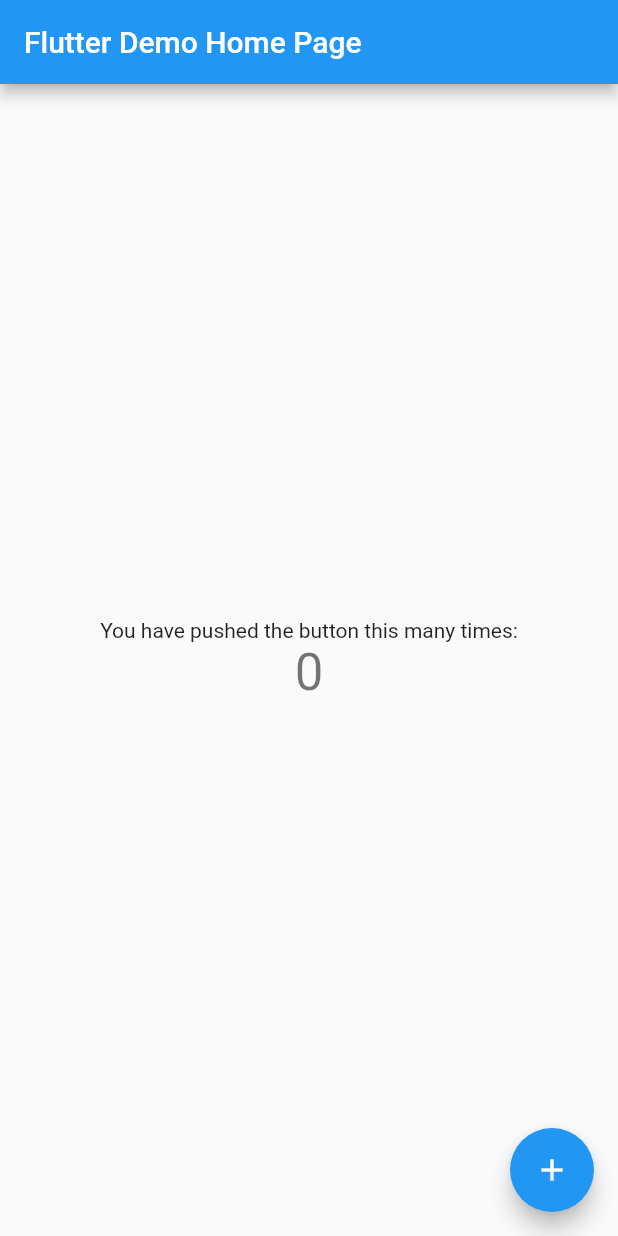
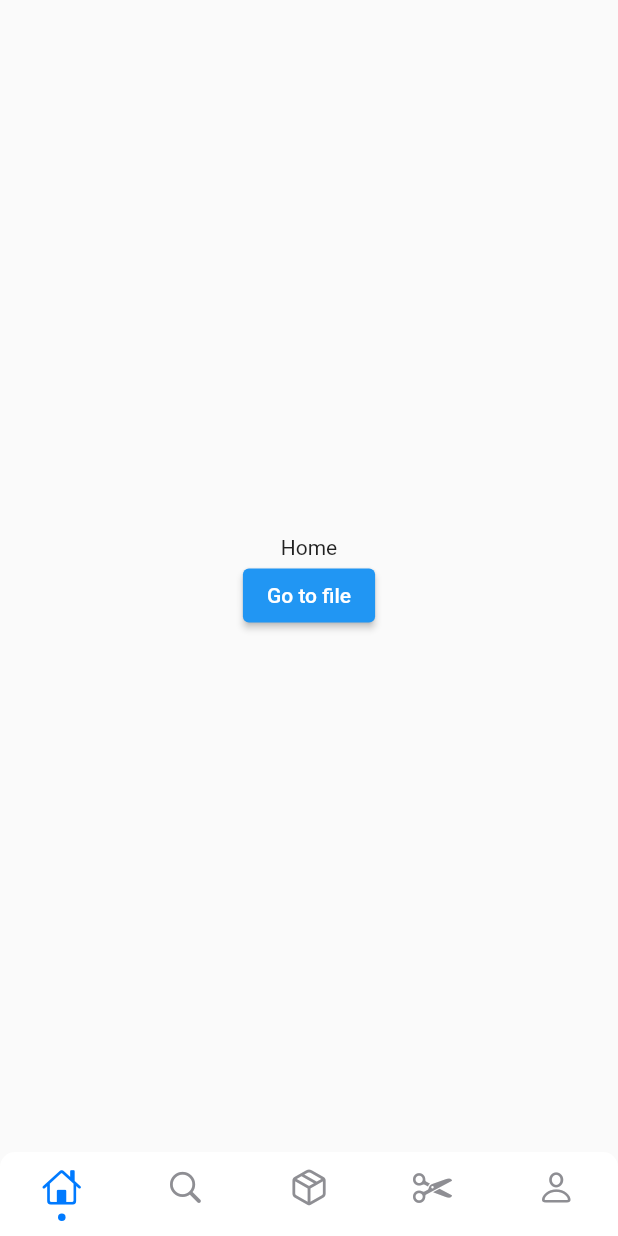
Before and after one commit to MuhammadAhmadAk/testRepo, a Flutter app: the screen it shows after launch, on a phone screen of 412 x 824 dp. Run offline on Flutter 3.47's test engine with Material 2 defaults, Android fonts, the phone set to English and light mode, and no system bars; drawn by our look-alikes of persistent_bottom_nav_bar_v2.

```diff
--- /dev/null
+++ b/lib/home.dart
@@ -0,0 +1,30 @@
+import 'package:flutter/material.dart';
+
+class HomeScreen extends StatefulWidget {
+  const HomeScreen({super.key});
+
+  @override
+  State<HomeScreen> createState() => _HomeScreenState();
+}
+
+class _HomeScreenState extends State<HomeScreen> {
+  @override
+  Widget build(BuildContext context) {
+    return Scaffold(
+      body: SafeArea(
+          child: Center(
+        child: Column(
+          mainAxisAlignment: MainAxisAlignment.center,
+          children: [
+            Text("Home"),
+            ElevatedButton(
+                onPressed: () {
+                  Navigator.pushNamed(context, '/files');
+                },
+                child: Text("Go to file"))
+          ],
+        ),
+      )),
+    );
+  }
+}
--- a/lib/main.dart
+++ b/lib/main.dart
@@ -1,4 +1,5 @@
 import 'package:flutter/material.dart';
+import 'package:testapp/navbar.dart';
 
 void main() {
   runApp(const MyApp());
@@ -24,92 +25,7 @@ class MyApp extends StatelessWidget {
         // is not restarted.
         primarySwatch: Colors.blue,
       ),
-      home: const MyHomePage(title: 'Flutter Demo Home Page'),
+      home: const NavbarScreen(),
     );
   }
 }
-
-class MyHomePage extends StatefulWidget {
-  const MyHomePage({super.key, required this.title});
-
-  // This widget is the home page of your application. It is stateful, meaning
-  // that it has a State object (defined below) that contains fields that affect
-  // how it looks.
-
-  // This class is the configuration for the state. It holds the values (in this
-  // case the title) provided by the parent (in this case the App widget) and
-  // used by the build method of the State. Fields in a Widget subclass are
-  // always marked "final".
-
-  final String title;
-
-  @override
-  State<MyHomePage> createState() => _MyHomePageState();
-}
-
-class _MyHomePageState extends State<MyHomePage> {
-  int _counter = 0;
-
-  void _incrementCounter() {
-    setState(() {
-      // This call to setState tells the Flutter framework that something has
-      // changed in this State, which causes it to rerun the build method below
-      // so that the display can reflect the updated values. If we changed
-      // _counter without calling setState(), then the build method would not be
-      // called again, and so nothing would appear to happen.
-      _counter++;
-    });
-  }
-
-  @override
-  Widget build(BuildContext context) {
-    // This method is rerun every time setState is called, for instance as done
-    // by the _incrementCounter method above.
-    //
-    // The Flutter framework has been optimized to make rerunning build methods
-    // fast, so that you can just rebuild anything that needs updating rather
-    // than having to individually change instances of widgets.
-    return Scaffold(
-      appBar: AppBar(
-        // Here we take the value from the MyHomePage object that was created by
-        // the App.build method, and use it to set our appbar title.
-        title: Text(widget.title),
-      ),
-      body: Center(
-        // Center is a layout widget. It takes a single child and positions it
-        // in the middle of the parent.
-        child: Column(
-          // Column is also a layout widget. It takes a list of children and
-          // arranges them vertically. By default, it sizes itself to fit its
-          // children horizontally, and tries to be as tall as its parent.
-          //
-          // Invoke "debug painting" (press "p" in the console, choose the
-          // "Toggle Debug Paint" action from the Flutter Inspector in Android
-          // Studio, or the "Toggle Debug Paint" command in Visual Studio Code)
-          // to see the wireframe for each widget.
-          //
-          // Column has various properties to control how it sizes itself and
-          // how it positions its children. Here we use mainAxisAlignment to
-          // center the children vertically; the main axis here is the vertical
-          // axis because Columns are vertical (the cross axis would be
-          // horizontal).
-          mainAxisAlignment: MainAxisAlignment.center,
-          children: <Widget>[
-            const Text(
-              'You have pushed the button this many times:',
-            ),
-            Text(
-              '$_counter',
-              style: Theme.of(context).textTheme.headlineMedium,
-            ),
-          ],
-        ),
-      ),
-      floatingActionButton: FloatingActionButton(
-        onPressed: _incrementCounter,
-        tooltip: 'Increment',
-        child: const Icon(Icons.add),
-      ), // This trailing comma makes auto-formatting nicer for build methods.
-    );
-  }
-}
--- /dev/null
+++ b/lib/navbar.dart
@@ -0,0 +1,132 @@
+// ignore_for_file: prefer_final_fields
+
+import 'package:flutter/cupertino.dart';
+import 'package:flutter/material.dart';
+import 'package:persistent_bottom_nav_bar_v2/persistent-tab-view.dart';
+import 'package:testapp/account.dart';
+import 'package:testapp/files.dart';
+import 'package:testapp/home.dart';
+import 'package:testapp/key.dart';
+import 'package:testapp/routes.dart';
+import 'package:testapp/search.dart';
+import 'package:testapp/wallet.dart';
+
+class NavbarScreen extends StatefulWidget {
+  const NavbarScreen({super.key});
+
+  @override
+  State<NavbarScreen> createState() => _NavbarScreenState();
+}
+
+class _NavbarScreenState extends State<NavbarScreen> {
+  PersistentTabController _controller =
+      PersistentTabController(initialIndex: 0);
+  @override
+  Widget build(BuildContext context) {
+    return PersistentTabView(
+      context,
+      controller: _controller,
+      screens: _buildScreens(),
+      items: _navBarsItems(),
+      confineInSafeArea: true,
+      backgroundColor: Colors.white, // Default is Colors.white.
+      handleAndroidBackButtonPress: true, // Default is true.
+      resizeToAvoidBottomInset:
+          true, // This needs to be true if you want to move up the screen when keyboard appears. Default is true.
+      stateManagement: true, // Default is true.
+      hideNavigationBarWhenKeyboardShows:
+          true, // Recommended to set 'resizeToAvoidBottomInset' as true while using this argument. Default is true.
+      decoration: NavBarDecoration(
+        borderRadius: BorderRadius.circular(10.0),
+        colorBehindNavBar: Colors.white,
+      ),
+      popAllScreensOnTapOfSelectedTab: true,
+      popActionScreens: PopActionScreensType.all,
+      itemAnimationProperties: ItemAnimationProperties(
+        // Navigation Bar's items animation properties.
+        duration: Duration(milliseconds: 200),
+        curve: Curves.ease,
+      ),
+      screenTransitionAnimation: ScreenTransitionAnimation(
+        // Screen transition animation on change of selected tab.
+        animateTabTransition: true,
+        curve: Curves.ease,
+        duration: Duration(milliseconds: 200),
+      ),
+      navBarStyle:
+          NavBarStyle.style13, // Choose the nav bar style with this property.
+    );
+  }
+
+  List<GlobalKey<NavigatorState>> navigatorKeys = [
+    GlobalKey<NavigatorState>(),
+    GlobalKey<NavigatorState>(),
+    GlobalKey<NavigatorState>(),
+    GlobalKey<NavigatorState>(),
+    GlobalKey<NavigatorState>(),
+  ];
+  List<Widget> _buildScreens() {
+    return [
+      Navigator(
+        key: navigatorKeys[0],
+        onGenerateRoute: Routes.generateRoute,
+        initialRoute: '/home',
+      ),
+      Navigator(
+        key: navigatorKeys[1],
+        onGenerateRoute: Routes.generateRoute,
+        initialRoute: '/search',
+      ),
+      Navigator(
+        key: navigatorKeys[2],
+        onGenerateRoute: Routes.generateRoute,
+        initialRoute: '/wallet',
+      ),
+      Navigator(
+        key: navigatorKeys[3],
+        onGenerateRoute: Routes.generateRoute,
+        initialRoute: '/key',
+      ),
+      Navigator(
+        key: navigatorKeys[4],
+        onGenerateRoute: Routes.generateRoute,
+        initialRoute: '/account',
+      ),
+    ];
+  }
+
+  List<PersistentBottomNavBarItem> _navBarsItems() {
+    return [
+      PersistentBottomNavBarItem(
+        icon: Icon(CupertinoIcons.home),
+        title: "Home",
+        activeColorPrimary: CupertinoColors.activeBlue,
+        inactiveColorPrimary: CupertinoColors.systemGrey,
+      ),
+      PersistentBottomNavBarItem(
+        icon: Icon(CupertinoIcons.search),
+        title: "Search",
+        activeColorPrimary: CupertinoColors.activeBlue,
+        inactiveColorPrimary: CupertinoColors.systemGrey,
+      ),
+      PersistentBottomNavBarItem(
+        icon: Icon(CupertinoIcons.cube_box),
+        title: "Wallet",
+        activeColorPrimary: CupertinoColors.activeBlue,
+        inactiveColorPrimary: CupertinoColors.systemGrey,
+      ),
+      PersistentBottomNavBarItem(
+        icon: Icon(CupertinoIcons.scissors),
+        title: "Key",
+        activeColorPrimary: CupertinoColors.activeBlue,
+        inactiveColorPrimary: CupertinoColors.systemGrey,
+      ),
+      PersistentBottomNavBarItem(
+        icon: Icon(CupertinoIcons.person),
+        title: "Account",
+        activeColorPrimary: CupertinoColors.activeBlue,
+        inactiveColorPrimary: CupertinoColors.systemGrey,
+      ),
+    ];
+  }
+}
--- /dev/null
+++ b/lib/routes.dart
@@ -0,0 +1,28 @@
+import 'package:flutter/material.dart';
+import 'package:testapp/account.dart';
+import 'package:testapp/files.dart';
+import 'package:testapp/home.dart';
+import 'package:testapp/key.dart';
+import 'package:testapp/search.dart';
+import 'package:testapp/wallet.dart';
+
+class Routes {
+  static Route<dynamic>? generateRoute(RouteSettings settings) {
+    switch (settings.name) {
+      case '/home':
+        return MaterialPageRoute(builder: (_) => HomeScreen());
+      case '/search':
+        return MaterialPageRoute(builder: (_) => SearchScreen());
+      case '/wallet':
+        return MaterialPageRoute(builder: (_) => WalletScreen());
+      case '/key':
+        return MaterialPageRoute(builder: (_) => KeyScreen());
+      case '/files':
+        return MaterialPageRoute(builder: (_) => FilesScreen());
+      case '/account':
+        return MaterialPageRoute(builder: (_) => AccountScreen());
+      default:
+        return null;
+    }
+  }
+}
--- a/pubspec.yaml
+++ b/pubspec.yaml
@@ -35,6 +35,7 @@ dependencies:
   # The following adds the Cupertino Icons font to your application.
   # Use with the CupertinoIcons class for iOS style icons.
   cupertino_icons: ^1.0.2
+  persistent_bottom_nav_bar_v2: ^4.2.8
 
 dev_dependencies:
   flutter_test:
```
Also changed, not shown: lib/account.dart (added, +17 -0 lines), lib/files.dart (added, +24 -0 lines), lib/key.dart (added, +20 -0 lines), lib/search.dart (added, +17 -0 lines), lib/wallet.dart (added, +20 -0 lines), pubspec.lock, 1 other file.
